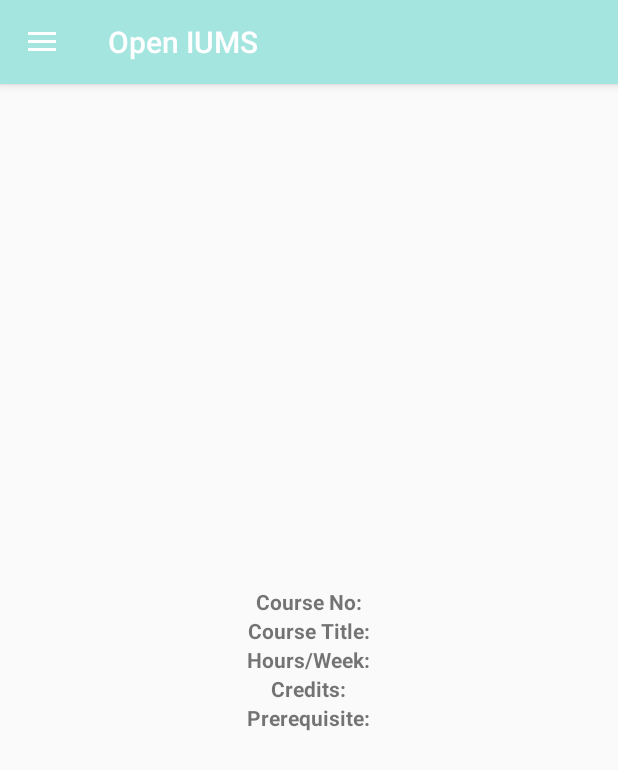
After one commit to abrar-khan-alvi/OpenIUMS, an Android app: the fragment CourseDetailFragment placed in its activity, on a phone screen of 412 x 824 dp. The commit adds this screen. Shown: the top 770 px of the screen. Run offline under Robolectric (Android 15) with nearby library versions, the phone set to English and light mode, and no system bars; our stand-ins replace Firebase (no records; nobody signed in at launch, a user with empty details on screens opened directly).

Commit message:
course data show on other page

```diff
--- /dev/null
+++ b/app/src/main/java/com/example/openiums2/CourseDetailFragment.java
@@ -0,0 +1,88 @@
+package com.example.openiums2;
+
+import android.os.Bundle;
+
+import androidx.fragment.app.Fragment;
+
+import android.view.LayoutInflater;
+import android.view.View;
+import android.view.ViewGroup;
+import android.widget.TextView;
+
+/**
+ * A simple {@link Fragment} subclass.
+ * Use the {@link CourseDetailFragment#newInstance} factory method to
+ * create an instance of this fragment.
+ */
+public class CourseDetailFragment extends Fragment {
+
+    // TODO: Rename parameter arguments, choose names that match
+    // the fragment initialization parameters, e.g. ARG_ITEM_NUMBER
+    private static final String ARG_PARAM1 = "param1";
+    private static final String ARG_PARAM2 = "param2";
+
+    // TODO: Rename and change types of parameters
+    private String mParam1;
+    private String mParam2;
+
+    public CourseDetailFragment() {
+        // Required empty public constructor
+    }
+
+    /**
+     * Use this factory method to create a new instance of
+     * this fragment using the provided parameters.
+     *
+     * @param param1 Parameter 1.
+     * @param param2 Parameter 2.
+     * @return A new instance of fragment CourseDetailFragment.
+     */
+    // TODO: Rename and change types and number of parameters
+    public static CourseDetailFragment newInstance(String param1, String param2) {
+        CourseDetailFragment fragment = new CourseDetailFragment();
+        Bundle args = new Bundle();
+        args.putString(ARG_PARAM1, param1);
+        args.putString(ARG_PARAM2, param2);
+        fragment.setArguments(args);
+        return fragment;
+    }
+
+    @Override
+    public void onCreate(Bundle savedInstanceState) {
+        super.onCreate(savedInstanceState);
+        if (getArguments() != null) {
+            mParam1 = getArguments().getString(ARG_PARAM1);
+            mParam2 = getArguments().getString(ARG_PARAM2);
+        }
+    }
+
+    @Override
+    public View onCreateView(LayoutInflater inflater, ViewGroup container, Bundle savedInstanceState) {
+        // Inflate the layout for this fragment
+        View rootView = inflater.inflate(R.layout.fragment_course_detail, container, false);
+
+        Bundle args = getArguments();
+        if (args != null) {
+            String courseNumber = args.getString("courseNumber");
+            String courseTitle = args.getString("courseTitle");
+            String hoursPerWeek = args.getString("hoursPerWeek");
+            String credits = args.getString("credits");
+            String prerequisites = args.getString("prerequisites");
+
+            // Display the passed data in your layout's TextViews
+            TextView courseNumberTextView = rootView.findViewById(R.id.courseNumberTextView);
+            TextView courseTitleTextView = rootView.findViewById(R.id.courseTitleTextView);
+            TextView hoursPerWeekTextView = rootView.findViewById(R.id.hoursPerWeekTextView);
+            TextView creditsTextView = rootView.findViewById(R.id.creditsTextView);
+            TextView prerequisitesTextView = rootView.findViewById(R.id.prerequisitesTextView);
+
+            courseNumberTextView.setText(courseNumber);
+            courseTitleTextView.setText(courseTitle);
+            hoursPerWeekTextView.setText(hoursPerWeek);
+            creditsTextView.setText(credits);
+            prerequisitesTextView.setText(prerequisites);
+        }
+
+        return rootView;
+    }
+}
--- /dev/null
+++ b/app/src/main/res/layout/fragment_course_detail.xml
@@ -0,0 +1,43 @@
+<?xml version="1.0" encoding="utf-8"?>
+<LinearLayout xmlns:android="http://schemas.android.com/apk/res/android"
+    android:layout_width="match_parent"
+    android:layout_height="match_parent"
+    android:orientation="vertical"
+    android:padding="16dp"
+    android:gravity="center">
+
+    <TextView
+        android:id="@+id/courseNumberTextView"
+        android:layout_width="wrap_content"
+        android:layout_height="wrap_content"
+        android:text="Course No:"
+        android:textStyle="bold" />
+
+    <TextView
+        android:id="@+id/courseTitleTextView"
+        android:layout_width="wrap_content"
+        android:layout_height="wrap_content"
+        android:text="Course Title:"
+        android:textStyle="bold" />
+
+    <TextView
+        android:id="@+id/hoursPerWeekTextView"
+        android:layout_width="wrap_content"
+        android:layout_height="wrap_content"
+        android:text="Hours/Week:"
+        android:textStyle="bold" />
+
+    <TextView
+        android:id="@+id/creditsTextView"
+        android:layout_width="wrap_content"
+        android:layout_height="wrap_content"
+        android:text="Credits:"
+        android:textStyle="bold" />
+
+    <TextView
+        android:id="@+id/prerequisitesTextView"
+        android:layout_width="wrap_content"
+        android:layout_height="wrap_content"
+        android:text="Prerequisite:"
+        android:textStyle="bold" />
+</LinearLayout>
```
Also changed, not shown: app/src/main/java/com/example/openiums2/CourseAdapter.java (+25 -21 lines), app/src/main/java/com/example/openiums2/ShareFragment.java (+42 -8 lines).
